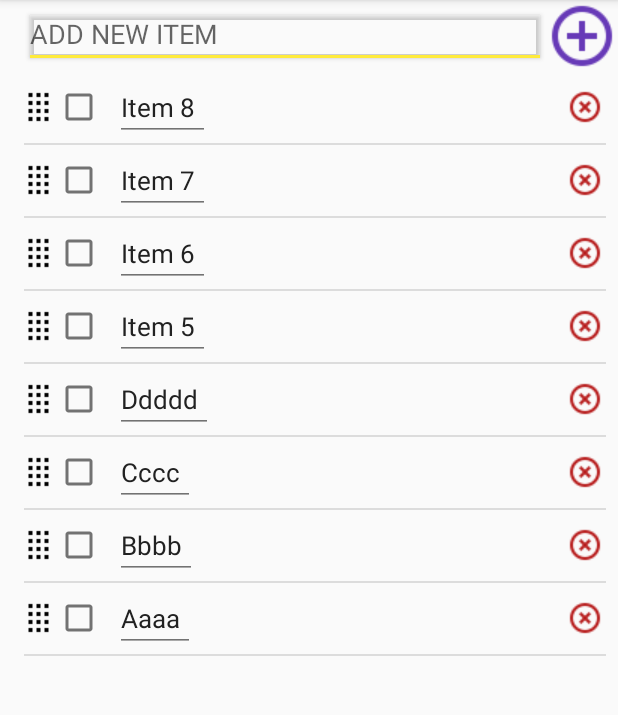
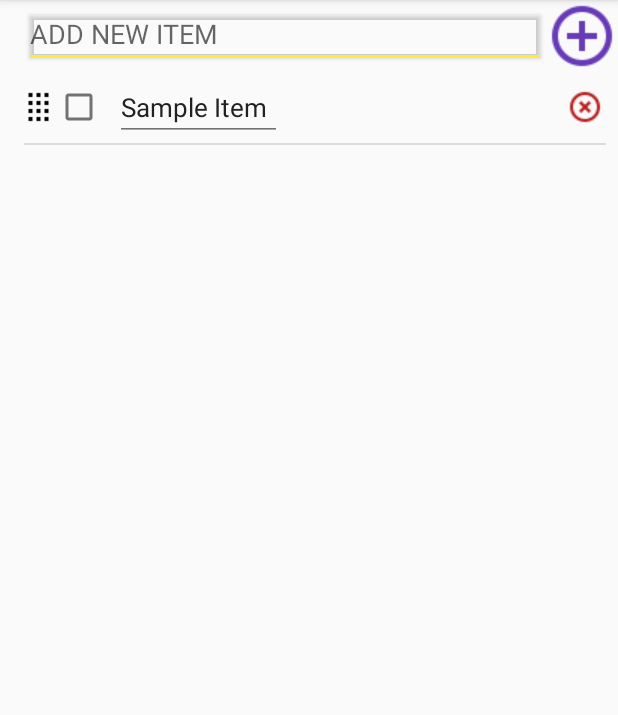
Before and after one commit to roman-trokachevskyi/DevColibriRep, an Android app: the screen it shows after launch (MainActivity), on a phone screen of 412 x 824 dp, the part 84-799 px from its top. Run offline under Robolectric (Android 15) with nearby library versions, the phone set to English and light mode, and no system bars; network calls fail.

Commit message:
Save into internal storage implemented...Some issues fixed

```diff
--- a/ToBuy/app/src/main/AndroidManifest.xml
+++ b/ToBuy/app/src/main/AndroidManifest.xml
@@ -7,7 +7,8 @@
         android:icon="@drawable/cart_ic"
         android:label="@string/app_name"
         android:supportsRtl="true"
-        android:theme="@style/AppTheme" >
+        android:theme="@style/AppTheme"
+        >
         <activity
             android:name=".MainActivity"
             android:label="@string/app_name"
--- a/ToBuy/app/src/main/java/com/rodico/duke0808/tobuy/MainActivity.java
+++ b/ToBuy/app/src/main/java/com/rodico/duke0808/tobuy/MainActivity.java
@@ -1,5 +1,7 @@
 package com.rodico.duke0808.tobuy;
 
+import android.app.backup.BackupManager;
+import android.app.backup.RestoreObserver;
 import android.content.Context;
 import android.content.DialogInterface;
 import android.os.Bundle;
@@ -60,7 +62,7 @@ public class MainActivity extends AppCompatActivity
     SimpleAdapter allSimpleAdapter;
     public static Bundle buffer;
     DrawerLayout drawer;
-    String fileName = "ToBuySavedData.txt";
+    public final static String fileName = "ToBuySavedData.txt";
 
     @Override
     public void onCreate(Bundle savedInstanceState) {
@@ -162,14 +164,14 @@ public class MainActivity extends AppCompatActivity
         allLists = new AllList();
 
         currentList = new MyList();
-        currentList.addItem(new Item("Aaaa"));
-        currentList.addItem(new Item("Bbbb"));
-        currentList.addItem(new Item("Cccc"));
-        currentList.addItem(new Item("Ddddd"));
-        currentList.addItem(new Item("Item 5"));
-        currentList.addItem(new Item("Item 6"));
-        currentList.addItem(new Item("Item 7"));
-        currentList.addItem(new Item("Item 8"));
+        currentList.addItem(new Item("Sample Item"));
+//        currentList.addItem(new Item("Bbbb"));
+//        currentList.addItem(new Item("Cccc"));
+//        currentList.addItem(new Item("Ddddd"));
+//        currentList.addItem(new Item("Item 5"));
+//        currentList.addItem(new Item("Item 6"));
+//        currentList.addItem(new Item("Item 7"));
+//        currentList.addItem(new Item("Item 8"));
         allLists.add("User List", currentList);
     }
 
@@ -283,7 +285,6 @@ public class MainActivity extends AppCompatActivity
                 Toast.makeText(MainActivity.this, "At least one list...", Toast.LENGTH_SHORT).show();
             }
         }
-
         return super.onOptionsItemSelected(item);
     }
 
@@ -320,7 +321,6 @@ public class MainActivity extends AppCompatActivity
     public void loadFromFile() throws IOException, ClassNotFoundException {
         File dir = getFilesDir();
         File file = new File(dir,fileName);
-        file.deleteOnExit();
         FileInputStream fis = new FileInputStream(file);
         BufferedInputStream bis = new BufferedInputStream(fis);
         ObjectInputStream ois = new ObjectInputStream(bis);
@@ -341,6 +341,4 @@ public class MainActivity extends AppCompatActivity
         }
         super.onPause();
     }
-
-
 }
--- a/ToBuy/app/src/main/res/menu/main.xml
+++ b/ToBuy/app/src/main/res/menu/main.xml
@@ -13,4 +13,5 @@
     <item android:id="@+id/delete_list"
         android:title="Delete list"
         android:showAsAction="never"></item>
+
 </menu>
```
